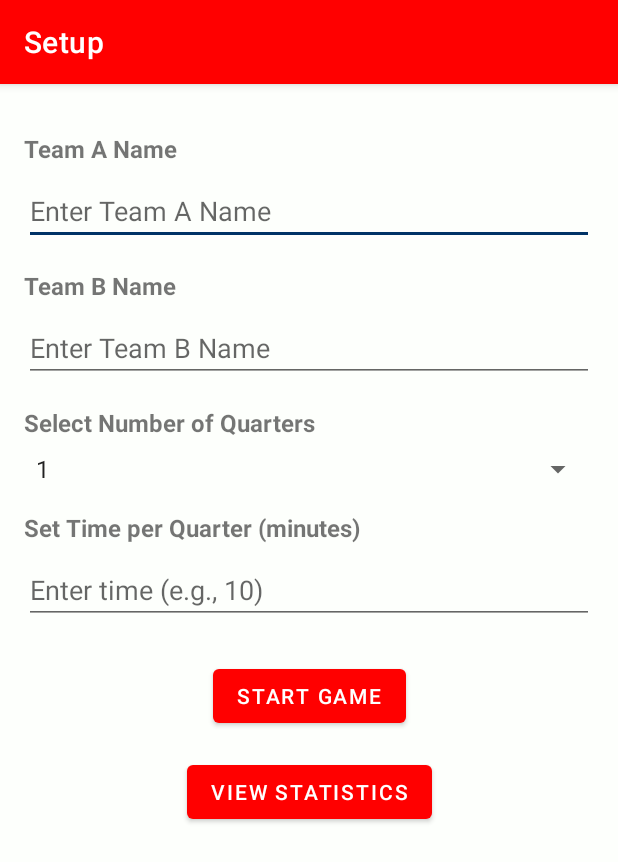
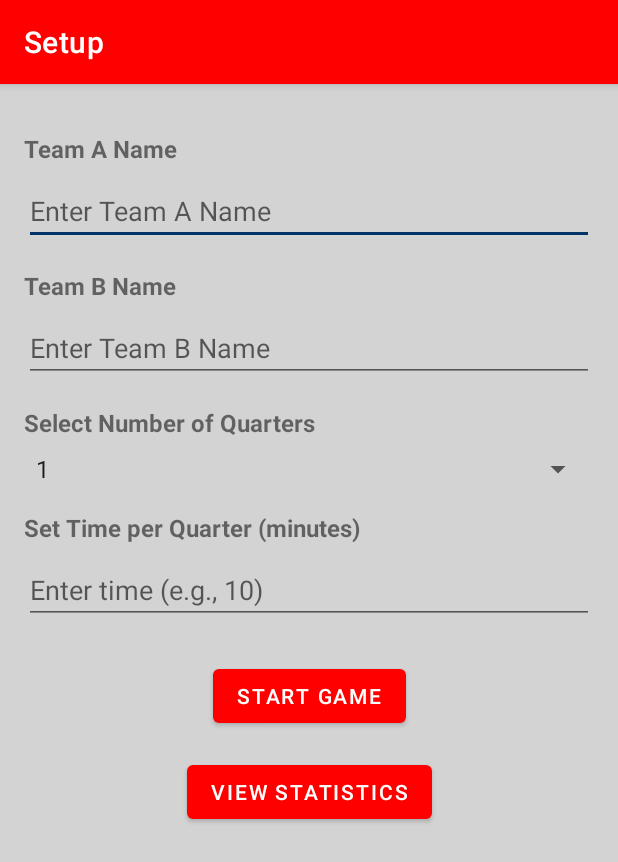
Before and after one commit to Charbelishere/BasketballApp, an Android app built with Jetpack Compose: the screen it shows after launch (MainActivity), on a phone screen of 412 x 824 dp. Shown: the top 862 px of the screen. Run offline under Robolectric (Android 15) with nearby library versions, the phone set to English and light mode, and no system bars; our stand-ins replace navigation-ui.

Commit message:
Final Project

```diff
--- a/BasketballScoreApp-master/app/src/main/res/values/colors.xml
+++ b/BasketballScoreApp-master/app/src/main/res/values/colors.xml
@@ -3,7 +3,7 @@
     <color name="orange_variant">#FF0000</color>
     <color name="blue_secondary">#003366</color>
     <color name="white">#FFFFFF</color>
-    <color name="charcoal_background">#fdfffc</color>
+    <color name="charcoal_background">#D3D3D3</color>
     <color name="text_on_primary">#242423</color>
     <color name="text_on_secondary">#242423</color>
     <color name="teal_700">#00796B</color>
```
